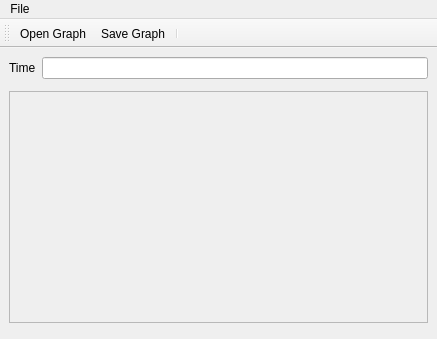
Old version of the form DCGUI/Windows/Vis.ui in the repository DanielZorin/DataCenters.
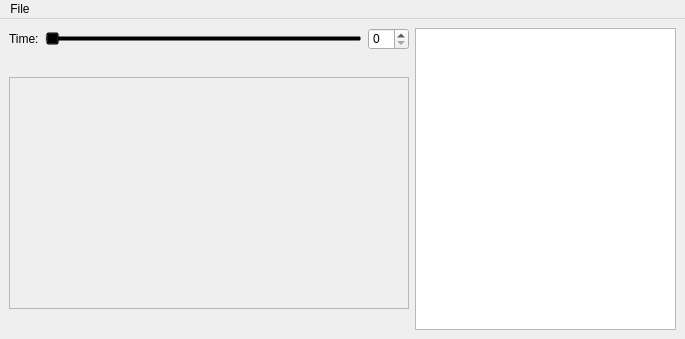
New version of the form. Icons and pictures are not drawn.

Commit message: Statistics, time ScrollBar and time SpinBox for Vis

Patch:
```diff
--- a/DCGUI/Windows/Vis.ui
+++ b/DCGUI/Windows/Vis.ui
@@ -9,7 +9,7 @@
    <rect>
     <x>0</x>
     <y>0</y>
-    <width>437</width>
+    <width>685</width>
     <height>339</height>
    </rect>
   </property>
@@ -31,29 +31,28 @@
 }</string>
   </property>
   <widget class="QWidget" name="centralwidget">
-   <layout class="QVBoxLayout" name="verticalLayout">
-    <item>
-     <layout class="QHBoxLayout" name="horizontalLayout_2">
-      <item>
-       <widget class="QLabel" name="label">
-        <property name="text">
-         <string>Time</string>
-        </property>
-       </widget>
-      </item>
-      <item>
-       <widget class="QLineEdit" name="lineEdit">
-        <property name="sizePolicy">
-         <sizepolicy hsizetype="Expanding" vsizetype="Fixed">
-          <horstretch>0</horstretch>
-          <verstretch>0</verstretch>
-         </sizepolicy>
-        </property>
-       </widget>
-      </item>
-     </layout>
+   <layout class="QGridLayout" name="gridLayout">
+    <item row="0" column="0">
+     <widget class="QLabel" name="label">
+      <property name="text">
+       <string>Time:</string>
+      </property>
+     </widget>
     </item>
-    <item>
+    <item row="0" column="2">
+     <widget class="QSpinBox" name="timeSpinBox">
+      <property name="minimum">
+       <number>0</number>
+      </property>
+      <property name="maximum">
+       <number>99</number>
+      </property>
+     </widget>
+    </item>
+    <item row="0" column="3" rowspan="2">
+     <widget class="QTextBrowser" name="info"/>
+    </item>
+    <item row="1" column="0" colspan="3">
      <layout class="QHBoxLayout" name="horizontalLayout">
       <item alignment="Qt::AlignVCenter">
        <widget class="QScrollArea" name="graphArea">
@@ -74,6 +73,13 @@
       </item>
      </layout>
     </item>
+    <item row="0" column="1">
+     <widget class="QSlider" name="timeSlider">
+      <property name="orientation">
+       <enum>Qt::Horizontal</enum>
+      </property>
+     </widget>
+    </item>
    </layout>
   </widget>
   <widget class="QMenuBar" name="menubar">
@@ -81,7 +87,7 @@
     <rect>
      <x>0</x>
      <y>0</y>
-     <width>437</width>
+     <width>685</width>
      <height>20</height>
     </rect>
    </property>
@@ -96,20 +102,6 @@
    </widget>
    <addaction name="menuFile"/>
   </widget>
-  <widget class="QToolBar" name="toolBar">
-   <property name="windowTitle">
-    <string>toolBar</string>
-   </property>
-   <attribute name="toolBarArea">
-    <enum>TopToolBarArea</enum>
-   </attribute>
-   <attribute name="toolBarBreak">
-    <bool>false</bool>
-   </attribute>
-   <addaction name="actionOpen_System"/>
-   <addaction name="actionSave_System"/>
-   <addaction name="separator"/>
-  </widget>
   <action name="actionOpen_System">
    <property name="icon">
     <iconset resource="resources.qrc">
```
Left out of the diff: 43 changed lines with no effect on the pictures. The commit also changes 6 other files.
